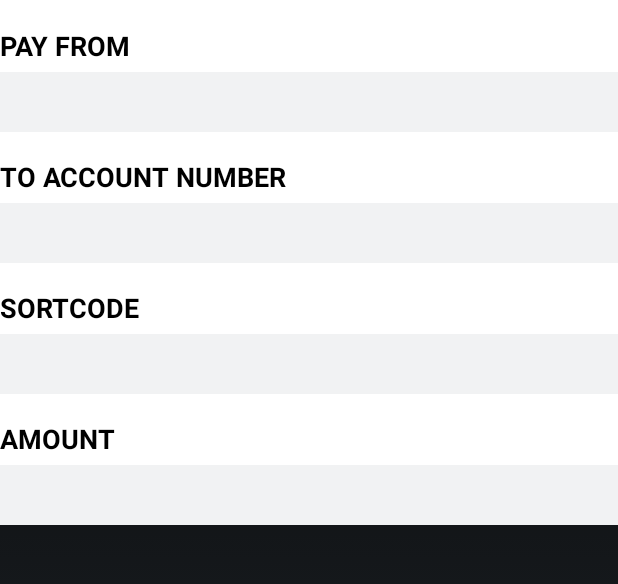
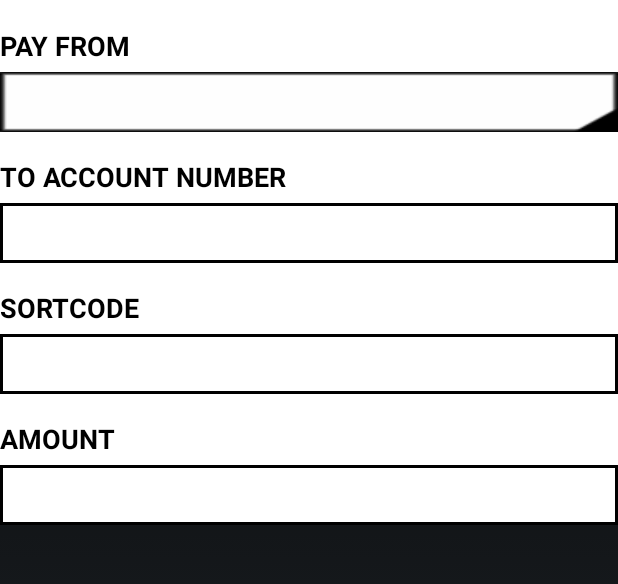
Before and after one commit to arclupin/money-returns-sequel, an Android app: the fragment FragmentNewAccount shown on its own in the app's theme, on a phone screen of 412 x 824 dp, the part 72-656 px from its top. Run offline under Robolectric (Android 15) with nearby library versions, the phone set to English and light mode, and no system bars.

Commit message:
Changed the design of the payments

```diff
--- a/app/src/main/res/drawable/button_selected.xml
+++ b/app/src/main/res/drawable/button_selected.xml
@@ -5,7 +5,7 @@
         <shape
             xmlns:android="http://schemas.android.com/apk/res/android"
             android:shape="rectangle" >
-            <solid android:color="@android:color/holo_red_light" />
+            <solid android:color="@color/lloyds_color" />
         </shape>
     </item>
 
--- a/app/src/main/res/drawable/button_unselected.xml
+++ b/app/src/main/res/drawable/button_unselected.xml
@@ -5,7 +5,7 @@
         <shape
             xmlns:android="http://schemas.android.com/apk/res/android"
             android:shape="rectangle" >
-            <solid android:color="@android:color/holo_red_dark" />
+            <solid android:color="@color/lloyds_color" />
         </shape>
     </item>
     <!--<item android:top="46dip">-->
--- a/app/src/main/res/layout/fragment_new_account.xml
+++ b/app/src/main/res/layout/fragment_new_account.xml
@@ -34,7 +34,7 @@
             android:spinnerMode="dropdown"
             android:textAlignment="center"
             android:layout_marginTop="@dimen/activity_sub_field_vertical_margin"
-            android:background="@color/infield_color"
+            android:background="@drawable/spinnerimg2"
             android:contentDescription="Choose Account"
             />
             <!--android:layout_marginLeft="@dimen/activity_horizontal_margin"-->
@@ -66,7 +66,7 @@
             android:layout_height="@dimen/field_height"
             android:id="@+id/Payment_New_Payto_Acc_TextField"
             android:layout_marginTop="@dimen/activity_sub_field_vertical_margin"
-            android:background="@color/infield_color"
+            android:background="@drawable/border"
             android:textColor="#ff000000"
             android:inputType="text"
             android:imeOptions="actionDone"/>
@@ -99,7 +99,7 @@
             android:layout_height="@dimen/field_height"
             android:id="@+id/Payment_New_Payto_SC_TextField"
             android:layout_marginTop="@dimen/activity_sub_field_vertical_margin"
-            android:background="@color/infield_color"
+            android:background="@drawable/border"
             android:textColor="#ff000000"
             android:inputType="text"
             android:imeOptions="actionDone"/>
@@ -134,7 +134,7 @@
             android:layout_height="@dimen/field_height"
             android:id="@+id/Payment_New_TextField_Amount"
             android:layout_marginTop="@dimen/activity_sub_field_vertical_margin"
-            android:background="@color/infield_color"
+            android:background="@drawable/border"
             android:textColor="#ff000000"
             android:inputType="text"
             android:imeOptions="actionDone" />
--- a/app/src/main/res/layout/fragment_old_account.xml
+++ b/app/src/main/res/layout/fragment_old_account.xml
@@ -31,7 +31,7 @@
         android:spinnerMode="dropdown"
         android:textAlignment="center"
         android:layout_marginTop="@dimen/activity_sub_field_vertical_margin"
-        android:background="@color/infield_color"
+        android:background="@drawable/spinnerimg2"
         android:contentDescription="Choose Account"
         />
         <!--android:layout_marginLeft="@dimen/activity_horizontal_margin"-->
@@ -66,7 +66,7 @@
     android:textAlignment="center"
     android:layout_marginTop="@dimen/activity_sub_field_vertical_margin"
 
-    android:background="@color/infield_color" />
+    android:background="@drawable/spinnerimg2" />
     <!--android:layout_marginLeft="@dimen/activity_horizontal_margin"-->
     <!--android:layout_marginRight="@dimen/activity_horizontal_margin"/>-->
 
@@ -97,7 +97,7 @@
     android:layout_height="@dimen/field_height"
     android:id="@+id/Payment_Old_TextField_Amount"
     android:layout_marginTop="@dimen/activity_sub_field_vertical_margin"
-    android:background="@color/infield_color"
+    android:background="@drawable/border"
     android:textColor="#ff000000"
     android:inputType="text"
     android:imeOptions="actionDone"/>
```
